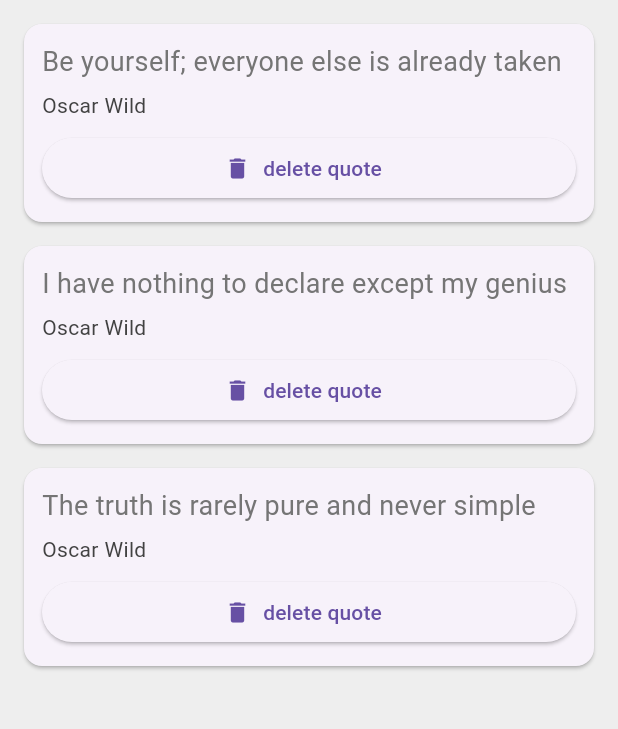
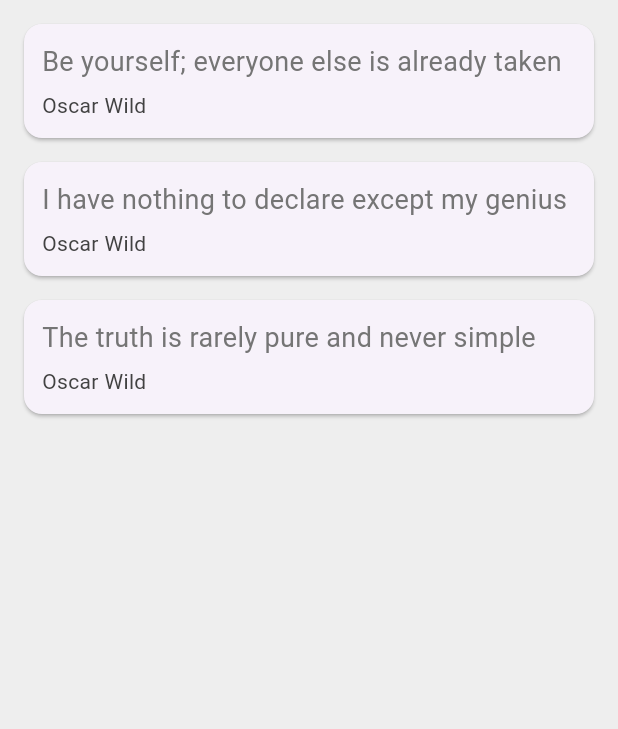
Before and after one commit to MelodyMarvel/flutter_quotes, a Flutter app: the screen it shows after launch, on a phone screen of 412 x 824 dp, the part 84-813 px from its top. Run offline on Flutter 3.47's test engine with Material 3 defaults, Android fonts, the phone set to English and light mode, and no system bars.

Commit message:
created an extended class called QuoteCard

```diff
--- a/lib/main.dart
+++ b/lib/main.dart
@@ -56,6 +56,21 @@ class QuoteList extends StatefulWidget {
   ];
 
 Widget quoteTemplate(quote){
+  return QuoteCard(quote:quote);
+}
+
+  @override
+  _QuoteListState createState() => _QuoteListState();
+}
+
+class QuoteCard extends StatelessWidget {
+
+  final Quote quote;
+  QuoteCard({required this.quote});
+
+
+  @override
+  Widget build(BuildContext context) {
     return Card(
       margin: EdgeInsets.fromLTRB(16.0, 16.0, 16.0, 0),
       child: Padding(
@@ -80,20 +95,17 @@ Widget quoteTemplate(quote){
               ),
               ),
 
-            SizedBox(height: 8.0),
-            ElevatedButton.icon(
-              onPressed:(){},
-              label: Text('delete quote'),
-              icon: Icon(Icons.delete),
-            )
+              // SizedBox(height: 8.0),
+              // ElevatedButton.icon(
+              //   onPressed:(){},
+              //   label: Text('delete quote'),
+              //   icon: Icon(Icons.delete),
+             // )
           ]
           ),
       ),
     );
   }
-
-  @override
-  _QuoteListState createState() => _QuoteListState();
 }
 
 class _QuoteListState extends State<QuoteList> {
```
Lines whose indentation alone changed are shown as unchanged.
